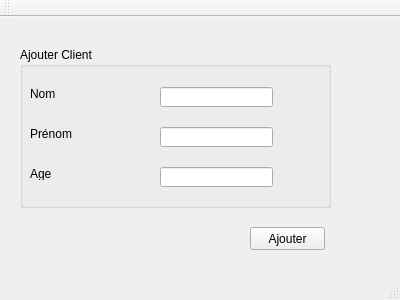
First picture: the form in mainwindow.ui, repository nassim44/olymic_games_2A21, before the edit.
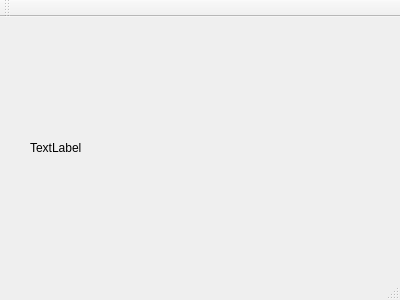
Second picture: the form after the edit.

```diff
--- a/mainwindow.ui
+++ b/mainwindow.ui
@@ -14,99 +14,17 @@
    <string>Gestion des Clients</string>
   </property>
   <widget class="QWidget" name="centralWidget">
-   <widget class="QGroupBox" name="groupBox">
+   <widget class="QLabel" name="background">
     <property name="geometry">
      <rect>
-      <x>20</x>
-      <y>30</y>
-      <width>311</width>
-      <height>161</height>
-     </rect>
-    </property>
-    <property name="title">
-     <string>Ajouter Client</string>
-    </property>
-    <widget class="QLabel" name="label">
-     <property name="geometry">
-      <rect>
-       <x>10</x>
-       <y>40</y>
-       <width>47</width>
-       <height>13</height>
-      </rect>
-     </property>
-     <property name="text">
-      <string>Nom</string>
-     </property>
-    </widget>
-    <widget class="QLabel" name="label_2">
-     <property name="geometry">
-      <rect>
-       <x>10</x>
-       <y>80</y>
-       <width>47</width>
-       <height>13</height>
-      </rect>
-     </property>
-     <property name="text">
-      <string>Prénom</string>
-     </property>
-    </widget>
-    <widget class="QLabel" name="label_3">
-     <property name="geometry">
-      <rect>
-       <x>10</x>
-       <y>120</y>
-       <width>47</width>
-       <height>13</height>
-      </rect>
-     </property>
-     <property name="text">
-      <string>Age</string>
-     </property>
-    </widget>
-    <widget class="QLineEdit" name="lineEdit">
-     <property name="geometry">
-      <rect>
-       <x>140</x>
-       <y>40</y>
-       <width>113</width>
-       <height>20</height>
-      </rect>
-     </property>
-    </widget>
-    <widget class="QLineEdit" name="lineEdit_2">
-     <property name="geometry">
-      <rect>
-       <x>140</x>
-       <y>80</y>
-       <width>113</width>
-       <height>20</height>
-      </rect>
-     </property>
-    </widget>
-    <widget class="QLineEdit" name="lineEdit_3">
-     <property name="geometry">
-      <rect>
-       <x>140</x>
-       <y>120</y>
-       <width>113</width>
-       <height>20</height>
-      </rect>
-     </property>
-    </widget>
-   </widget>
-   <widget class="QPushButton" name="pushButton">
-    <property name="geometry">
-     <rect>
-      <x>250</x>
-      <y>210</y>
-      <width>75</width>
-      <height>23</height>
+      <x>30</x>
+      <y>10</y>
+      <width>301</width>
+      <height>241</height>
      </rect>
     </property>
     <property name="text">
-     <string>Ajouter</string>
+     <string>TextLabel</string>
     </property>
    </widget>
   </widget>
```
Left out of the diff: 2 changed lines with no effect on the pictures.
